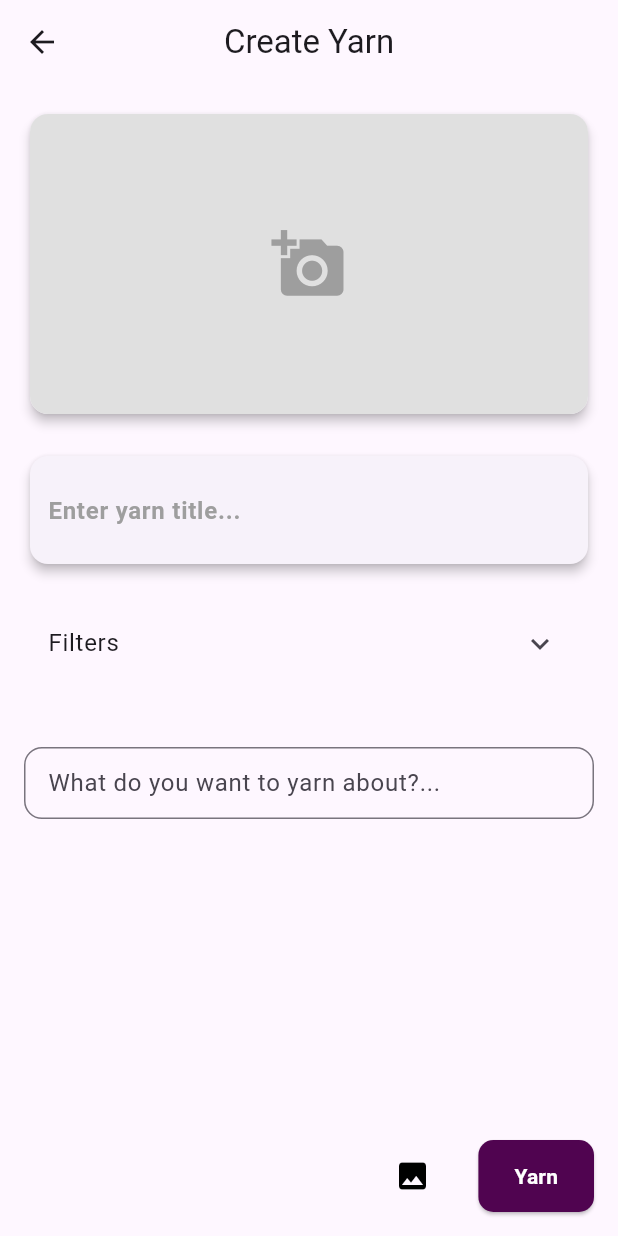
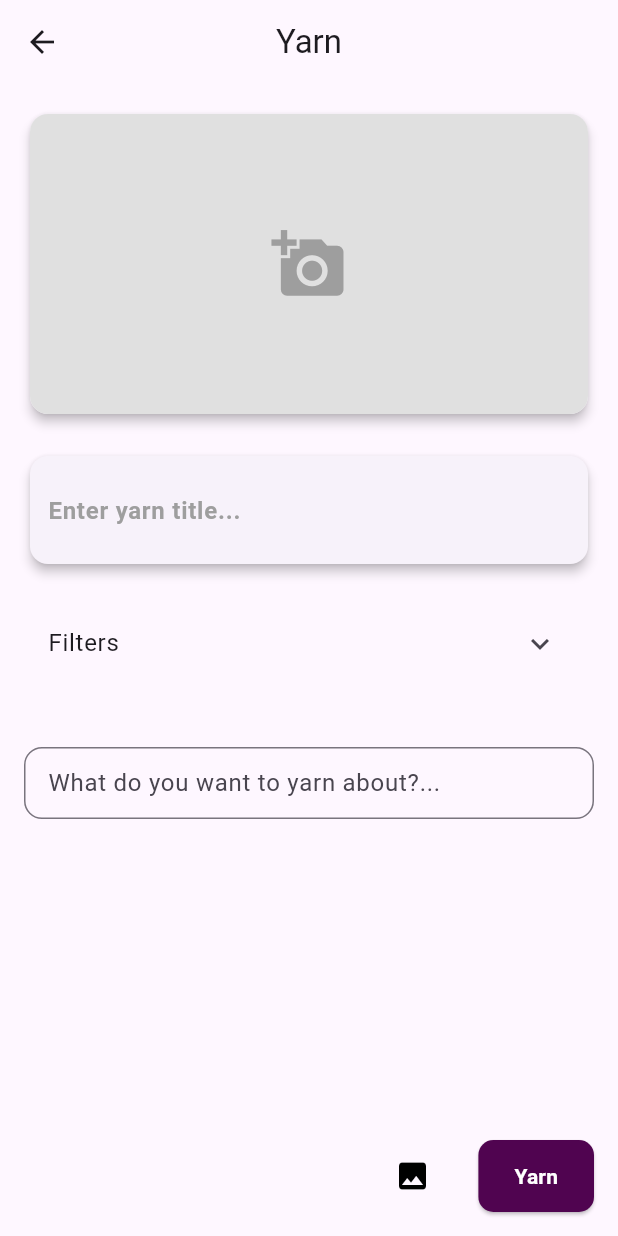
Before and after one commit to sarmiephoenix0x/Yarn, a Flutter app: the CreatePost screen opened directly, on a phone screen of 412 x 824 dp. Run offline on Flutter 3.47's test engine with Material 3 defaults, Android fonts, the phone set to English and light mode, and no system bars; our stand-ins replace carousel_slider, connectivity_plus, country_picker, dio, flutter_secure_storage, geocoding and 7 more; missing offline and left inert: country_state_city, flutter_quill, flutter_sound, signalr_core; accounts and stored records are empty.

Commit message:
Made Changes (5/11/2024)

```diff
--- a/lib/create_post.dart
+++ b/lib/create_post.dart
@@ -185,7 +185,7 @@ class CreatePostState extends State<CreatePost> with TickerProviderStateMixin {
   Widget build(BuildContext context) {
     return Scaffold(
       appBar: AppBar(
-        title: const Text('Create Yarn'),
+        title: const Text('Yarn'),
         centerTitle: true,
         elevation: 0,
         backgroundColor: Theme.of(context).colorScheme.surface,
```
